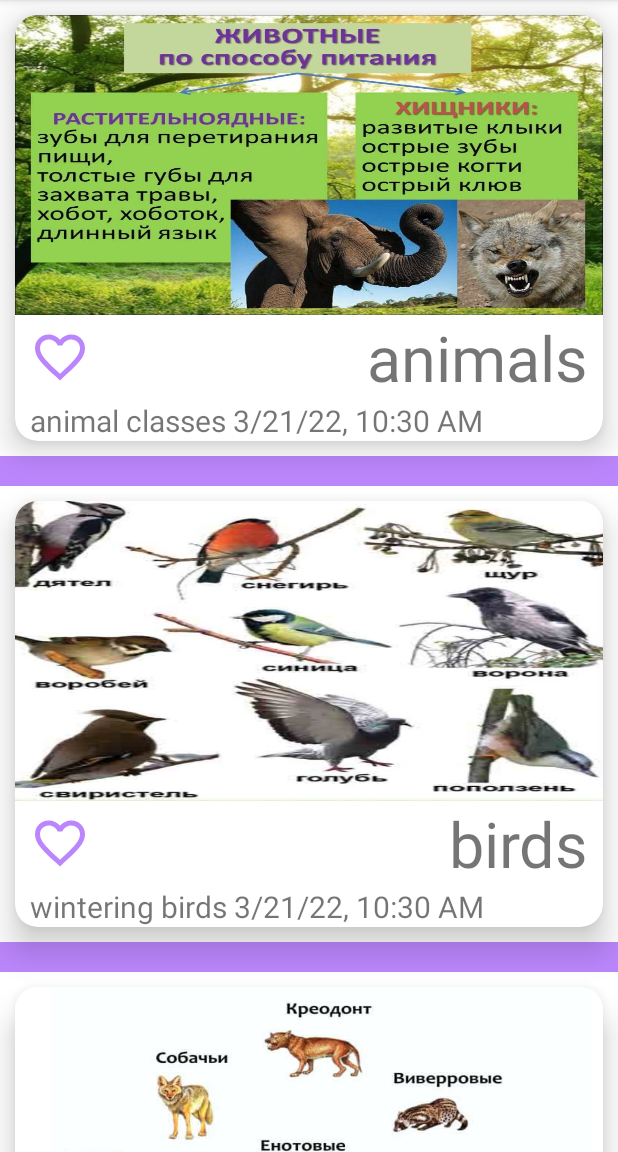
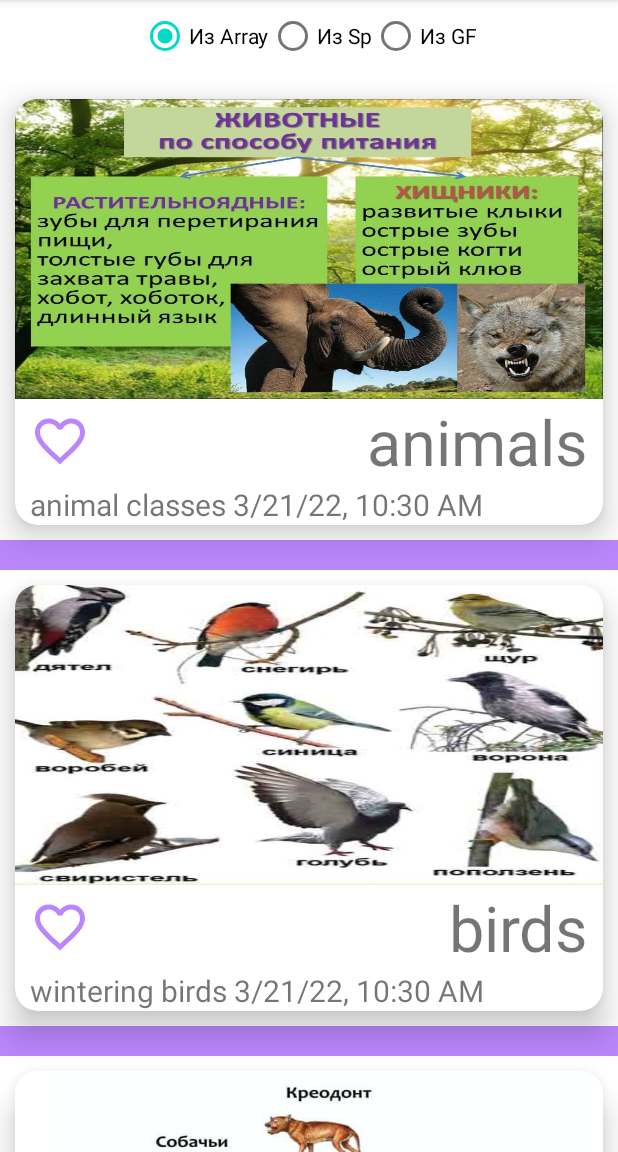
Before and after one commit to Kalpakbaev/Homework10, an Android app: the screen it shows after launch (MainActivity), on a phone screen of 412 x 824 dp, the part 84-1236 px from its top. Run offline under Robolectric (Android 15) with nearby library versions, the phone set to English and light mode, and no system bars.

Commit message:
Добавлен настройка SharedPreferences хранящий в себя текущую источников данных( SOURCE_ARRAY,SOURCE_SP ,SOURCE_GF)

```diff
--- a/app/src/main/java/com/gb/myapplication_lesson10/ui/main/AnimalGuideFragment.java
+++ b/app/src/main/java/com/gb/myapplication_lesson10/ui/main/AnimalGuideFragment.java
@@ -1,6 +1,17 @@
 package com.gb.myapplication_lesson10.ui.main;
 
+import android.content.Context;
+import android.content.SharedPreferences;
 import android.os.Bundle;
+import android.view.ContextMenu;
+import android.view.LayoutInflater;
+import android.view.Menu;
+import android.view.MenuInflater;
+import android.view.MenuItem;
+import android.view.View;
+import android.view.ViewGroup;
+import android.widget.RadioButton;
+import android.widget.Toast;
 
 import androidx.annotation.NonNull;
 import androidx.annotation.Nullable;
@@ -9,15 +20,6 @@ import androidx.recyclerview.widget.DefaultItemAnimator;
 import androidx.recyclerview.widget.DividerItemDecoration;
 import androidx.recyclerview.widget.LinearLayoutManager;
 import androidx.recyclerview.widget.RecyclerView;
-
-import android.view.ContextMenu;
-import android.view.LayoutInflater;
-import android.view.Menu;
-import android.view.MenuInflater;
-import android.view.MenuItem;
-import android.view.View;
-import android.view.ViewGroup;
-import android.widget.Toast;
 
 import com.gb.myapplication_lesson10.R;
 import com.gb.myapplication_lesson10.publisher.Observer;
@@ -38,6 +40,7 @@ public class AnimalGuideFragment extends Fragment implements OnItemClickListener
         AnimalGuideFragment fragment = new AnimalGuideFragment();
         return fragment;
     }
+
     @Override
     public View onCreateView(LayoutInflater inflater, ViewGroup container,
                              Bundle savedInstanceState) {
@@ -51,27 +54,82 @@ public class AnimalGuideFragment extends Fragment implements OnItemClickListener
         initAdapter();
         initRecycle(view);
         setHasOptionsMenu(true);
+        initRadioGroup(view);
 
+    }
+
+    static final int SOURCE_ARRAY = 1;
+    static final int SOURCE_SP = 2;
+    static final int SOURCE_GF = 3;
+
+    static String KEY_SP_S1 = "key_s1";
+    static String KEY_SP_CELL_C1 = "key_cell_c1";
+
+    private void initRadioGroup(View view) {
+        view.findViewById(R.id.sourceArrays).setOnClickListener(listener);
+        view.findViewById(R.id.sourceSp).setOnClickListener(listener);
+        view.findViewById(R.id.sourceGF).setOnClickListener(listener);
+        switch (getCurrentSource()) {
+            case SOURCE_ARRAY:
+                ((RadioButton) view.findViewById(R.id.sourceArrays)).setChecked(true);
+                break;
+            case SOURCE_SP:
+                ((RadioButton) view.findViewById(R.id.sourceSp)).setChecked(true);
+                break;
+            case SOURCE_GF:
+                ((RadioButton) view.findViewById(R.id.sourceGF)).setChecked(true);
+                break;
+        }
+    }
+
+    View.OnClickListener listener = new View.OnClickListener() {
+        @Override
+        public void onClick(View view) {
+            switch (view.getId()) {
+                case R.id.sourceArrays:
+                    setCurrentSource(SOURCE_ARRAY);
+                    break;
+                case R.id.sourceSp:
+                    setCurrentSource(SOURCE_SP);
+                    break;
+                case R.id.sourceGF:
+                    setCurrentSource(SOURCE_GF);
+                    break;
+
+            }
+        }
+    };
+
+    void setCurrentSource(int currentSource) {
+        SharedPreferences sharedPreferences = requireContext().getSharedPreferences(KEY_SP_S1, Context.MODE_PRIVATE);
+        SharedPreferences.Editor editor = sharedPreferences.edit();
+        editor.putInt(KEY_SP_CELL_C1, currentSource);
+        editor.apply();
+    }
+
+    int getCurrentSource() {
+        SharedPreferences sharedPreferences = requireContext().getSharedPreferences(KEY_SP_S1, Context.MODE_PRIVATE);
+        return sharedPreferences.getInt(KEY_SP_CELL_C1, SOURCE_ARRAY);
     }
 
     @Override
     public void onCreateOptionsMenu(@NonNull Menu menu, @NonNull MenuInflater inflater) {
-        inflater.inflate(R.menu.cards_menu,menu);
+        inflater.inflate(R.menu.cards_menu, menu);
         super.onCreateOptionsMenu(menu, inflater);
     }
 
     @Override
     public boolean onOptionsItemSelected(@NonNull MenuItem item) {
-        switch (item.getItemId()){
-            case R.id.action_add:{
-                data.adCardData(new CardData("NewCard "+data.size(),"description NewCard " +
-                        data.size(),R.drawable.animals,false, Calendar.getInstance().getTime()));
-                animalGuideAdapter.notifyItemInserted(data.size()-1);
-                recyclerView.smoothScrollToPosition(data.size()-1);
+        switch (item.getItemId()) {
+            case R.id.action_add: {
+                data.adCardData(new CardData("NewCard " + data.size(), "description NewCard " +
+                        data.size(), R.drawable.animals, false, Calendar.getInstance().getTime()));
+                animalGuideAdapter.notifyItemInserted(data.size() - 1);
+                recyclerView.smoothScrollToPosition(data.size() - 1);
 
                 break;
             }
-            case R.id.action_clear:{
+            case R.id.action_clear: {
                 data.clearCards();
                 animalGuideAdapter.notifyDataSetChanged();
                 break;
@@ -84,13 +142,14 @@ public class AnimalGuideFragment extends Fragment implements OnItemClickListener
     @Override
     public void onCreateContextMenu(@NonNull ContextMenu menu, @NonNull View v, @Nullable ContextMenu.ContextMenuInfo menuInfo) {
         super.onCreateContextMenu(menu, v, menuInfo);
-        requireActivity().getMenuInflater().inflate(R.menu.card_menu,menu);
+        requireActivity().getMenuInflater().inflate(R.menu.card_menu, menu);
     }
+
     @Override
     public boolean onContextItemSelected(@NonNull MenuItem item) {
         int menuPosition = animalGuideAdapter.getMenuPosition();
-        switch (item.getItemId()){
-            case R.id.action_update:{
+        switch (item.getItemId()) {
+            case R.id.action_update: {
                 /*data.updateCardData(menuPosition,new CardData("UpdatedCard "+data.size(),"description UpdatedCard " +
                         data.size(),data.getCardData(menuPosition).getPicture(),false, Calendar.getInstance().getTime()));
                 animalGuideAdapter.notifyItemChanged(menuPosition);*/
@@ -98,14 +157,14 @@ public class AnimalGuideFragment extends Fragment implements OnItemClickListener
                     @Override
                     public void receiveMassage(CardData cardData) {
                         ((MainActivity) requireActivity()).getPublisher().unSubScribe(this);
-                        data.updateCardData(menuPosition,cardData);
+                        data.updateCardData(menuPosition, cardData);
                         animalGuideAdapter.notifyItemChanged(menuPosition);
                     }
                 };
                 ((MainActivity) requireActivity()).getPublisher().subScribe(observer);
-                ((MainActivity) requireActivity()).getNavigation().addFragment(CardFragment.newInstance(data.getCardData(menuPosition)),true);
+                ((MainActivity) requireActivity()).getNavigation().addFragment(CardFragment.newInstance(data.getCardData(menuPosition)), true);
             }
-            case R.id.action_delete:{
+            case R.id.action_delete: {
                 data.deleteCardData(menuPosition);
                 animalGuideAdapter.notifyItemRemoved(menuPosition);
                 break;
@@ -115,13 +174,26 @@ public class AnimalGuideFragment extends Fragment implements OnItemClickListener
         return super.onContextItemSelected(item);
     }
 
-    void initAdapter(){
+    void initAdapter() {
         animalGuideAdapter = new AnimalGuideAdapter(this);
+        switch (getCurrentSource()) {
+            case SOURCE_ARRAY:
+                data = new LocalRepositoryImpl(requireContext().getResources()).init();
+                break;
+            case SOURCE_SP:
+                //data = new LocalSharedPreferencesRepositoryImpl(requireContext().getResources()).init();
+                break;
+            case SOURCE_GF:
+                //data = new LocalFireStoreRepositoryImpl(requireContext().getResources()).init();
+                break;
+        }
+
         data = new LocalRepositoryImpl(requireContext().getResources()).init();
         animalGuideAdapter.setData(data);
         animalGuideAdapter.setOnItemClickListener(this);
     }
-        void initRecycle(View view){
+
+    void initRecycle(View view) {
         recyclerView = view.findViewById(R.id.recyclerView);
         LinearLayoutManager linearLayoutManager = new LinearLayoutManager(getContext());
         recyclerView.setLayoutManager(linearLayoutManager);
@@ -132,13 +204,13 @@ public class AnimalGuideFragment extends Fragment implements OnItemClickListener
         // animator.setChangeDuration(3000);
         animator.setRemoveDuration(3000);
         recyclerView.setItemAnimator(animator);
-            DividerItemDecoration dividerItemDecoration = new DividerItemDecoration(requireContext(),LinearLayoutManager.VERTICAL);
+        DividerItemDecoration dividerItemDecoration = new DividerItemDecoration(requireContext(), LinearLayoutManager.VERTICAL);
         dividerItemDecoration.setDrawable(getResources().getDrawable(R.drawable.separator));
         recyclerView.addItemDecoration(dividerItemDecoration);
 
     }
 
-    String[] getData(){
+    String[] getData() {
         String[] data = getResources().getStringArray(R.array.titles);
         return data;
     }
--- a/app/src/main/java/com/gb/myapplication_lesson10/ui/main/MainActivity.java
+++ b/app/src/main/java/com/gb/myapplication_lesson10/ui/main/MainActivity.java
@@ -1,13 +1,11 @@
 package com.gb.myapplication_lesson10.ui.main;
+
+import android.os.Bundle;
 
 import androidx.appcompat.app.AppCompatActivity;
 
-import android.os.Bundle;
-
 import com.gb.myapplication_lesson10.R;
 import com.gb.myapplication_lesson10.publisher.Publisher;
-import com.gb.myapplication_lesson10.ui.main.AnimalGuideFragment;
-import com.gb.myapplication_lesson10.ui.main.Navigation;
 
 public class MainActivity extends AppCompatActivity {
 
--- a/app/src/main/res/layout/fragment_animal_guide.xml
+++ b/app/src/main/res/layout/fragment_animal_guide.xml
@@ -6,10 +6,38 @@
     android:layout_height="match_parent"
     tools:context=".ui.main.AnimalGuideFragment">
 
+    <RadioGroup
+        android:layout_width="wrap_content"
+        android:layout_height="?actionBarSize"
+        android:layout_gravity="center_horizontal"
+        android:orientation="horizontal">
+
+        <RadioButton
+            android:id="@+id/sourceArrays"
+            android:layout_width="wrap_content"
+            android:layout_height="wrap_content"
+            android:text="@string/array" />
+
+        <RadioButton
+            android:id="@+id/sourceSp"
+            android:layout_width="wrap_content"
+            android:layout_height="wrap_content"
+            android:text="@string/sp" />
+
+        <RadioButton
+            android:id="@+id/sourceGF"
+            android:layout_width="wrap_content"
+            android:layout_height="wrap_content"
+            android:text="@string/gf" />
+
+
+    </RadioGroup>
+
     <androidx.recyclerview.widget.RecyclerView
         android:id="@+id/recyclerView"
         android:layout_width="wrap_content"
         android:layout_height="wrap_content"
+        android:layout_marginTop="?actionBarSize"
         app:layoutManager="androidx.recyclerview.widget.LinearLayoutManager" />
 
 </FrameLayout>
--- a/app/src/main/res/values/strings.xml
+++ b/app/src/main/res/values/strings.xml
@@ -22,5 +22,8 @@
     <string name="save">save</string>
     <string name="test1">test1</string>
     <string name="test2">test2</string>
+    <string name="gf">Из GF</string>
+    <string name="sp">Из Sp</string>
+    <string name="array">Из Array</string>
 
 </resources>
--- a/build.gradle
+++ b/build.gradle
@@ -1,7 +1,7 @@
 // Top-level build file where you can add configuration options common to all sub-projects/modules.
 plugins {
-    id 'com.android.application' version '7.1.1' apply false
-    id 'com.android.library' version '7.1.1' apply false
+    id 'com.android.application' version '7.1.2' apply false
+    id 'com.android.library' version '7.1.2' apply false
 }
 
 task clean(type: Delete) {
```
Also changed, not shown: app/src/main/java/com/gb/myapplication_lesson10/ui/editor/CardFragment.java (+4 -5 lines). Lines whose indentation alone changed are shown as unchanged.
